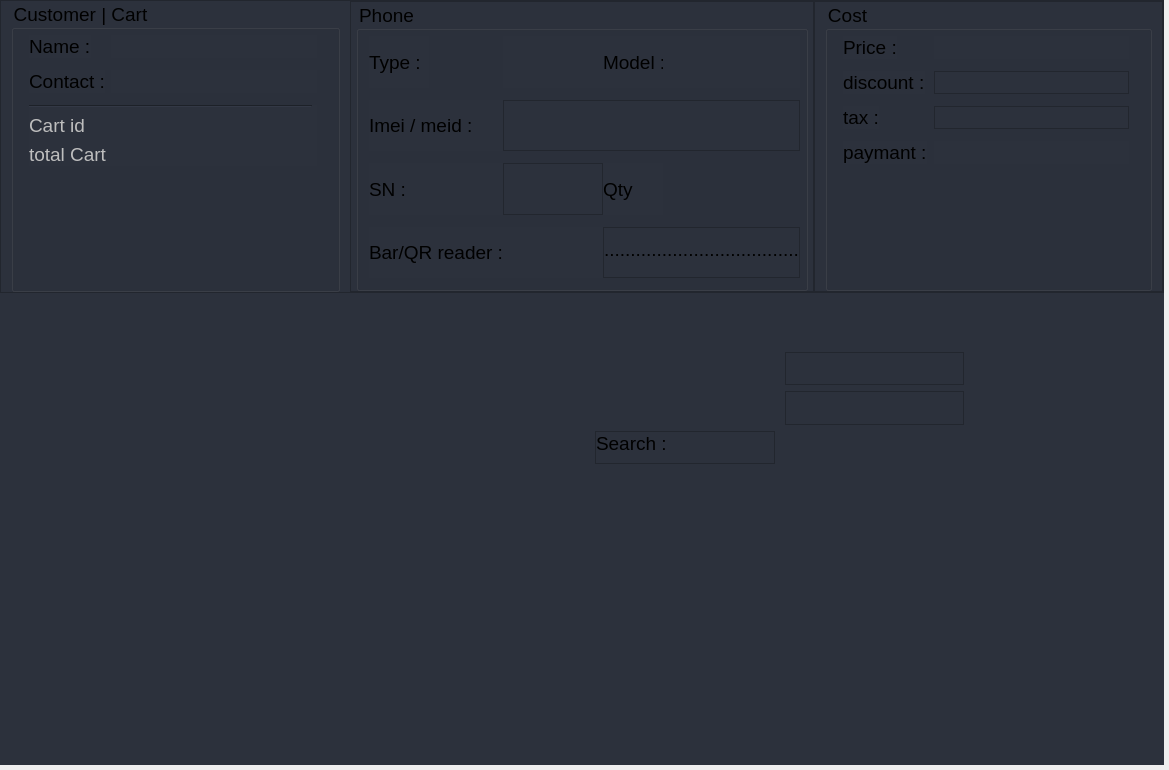
Qt form gui/uis/pages/main_pages.ui (kusiLaw/laky-phone-POS) before a commit.
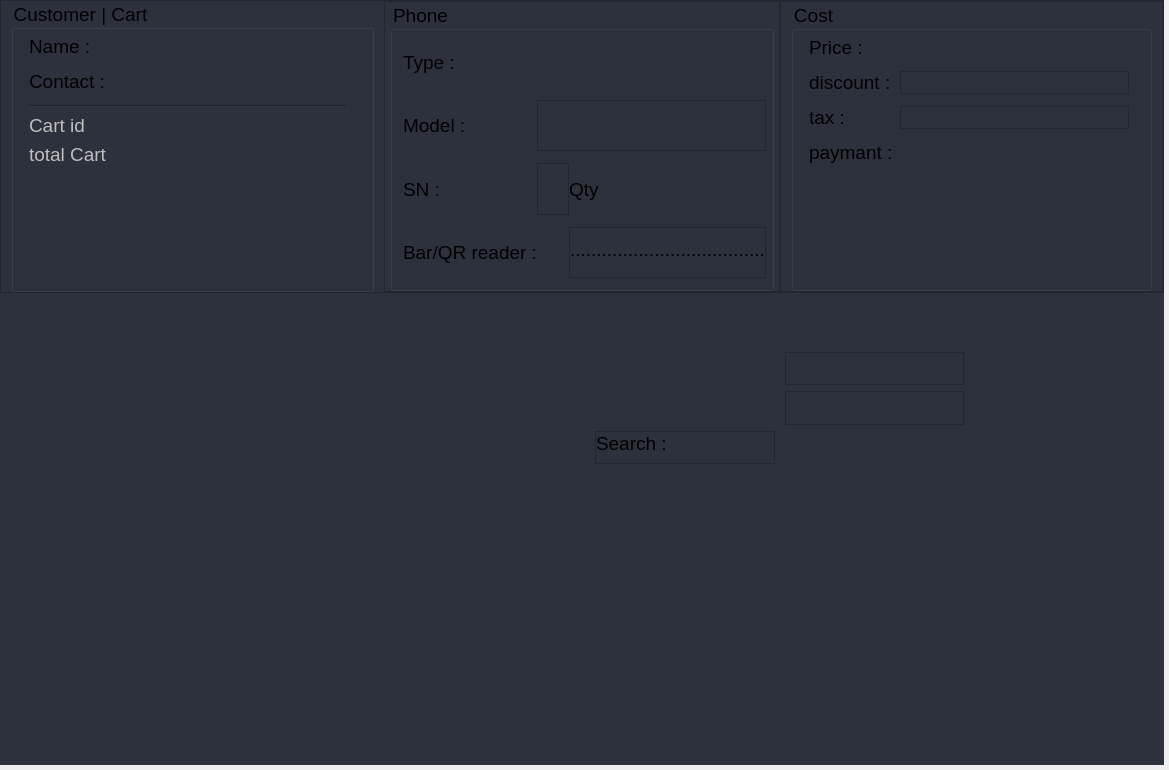
The same form after that commit. The open tabs and pages were chosen to show the change.

Commit message: phone imei form removed

```diff
--- a/gui/uis/pages/main_pages.ui
+++ b/gui/uis/pages/main_pages.ui
@@ -32,7 +32,7 @@
    <item>
     <widget class="QStackedWidget" name="pages">
      <property name="currentIndex">
-      <number>4</number>
+      <number>2</number>
      </property>
      <widget class="QWidget" name="home_page">
       <property name="font">
@@ -649,8 +649,8 @@
            <rect>
             <x>0</x>
             <y>0</y>
-            <width>934</width>
-            <height>608</height>
+            <width>1164</width>
+            <height>765</height>
            </rect>
           </property>
           <layout class="QVBoxLayout" name="verticalLayout_4">
@@ -1048,6 +1048,9 @@
                     </property>
                     <item>
                      <widget class="QGroupBox" name="phone_group">
+                      <property name="styleSheet">
+                       <string notr="true">/**background:red**/</string>
+                      </property>
                       <property name="title">
                        <string>Phone</string>
                       </property>
@@ -1070,64 +1073,9 @@
                        <property name="verticalSpacing">
                         <number>12</number>
                        </property>
-                       <item row="0" column="1">
-                        <widget class="QFrame" name="frame_22">
-                         <property name="minimumSize">
-                          <size>
-                           <width>100</width>
-                           <height>0</height>
-                          </size>
-                         </property>
-                         <property name="styleSheet">
-                          <string notr="true"/>
-                         </property>
-                         <property name="frameShape">
-                          <enum>QFrame::NoFrame</enum>
-                         </property>
-                         <property name="frameShadow">
-                          <enum>QFrame::Raised</enum>
-                         </property>
-                         <layout class="QVBoxLayout" name="phone_type_edit">
-                          <property name="spacing">
-                           <number>0</number>
-                          </property>
-                          <property name="leftMargin">
-                           <number>0</number>
-                          </property>
-                          <property name="topMargin">
-                           <number>0</number>
-                          </property>
-                          <property name="rightMargin">
-                           <number>0</number>
-                          </property>
-                          <property name="bottomMargin">
-                           <number>0</number>
-                          </property>
-                         </layout>
-                        </widget>
-                       </item>
                        <item row="2" column="0">
                         <widget class="QLabel" name="label_7">
                          <property name="text">
-                          <string>Imei / meid :</string>
-                         </property>
-                        </widget>
-                       </item>
-                       <item row="0" column="2">
-                        <widget class="QLabel" name="label_6">
-                         <property name="minimumSize">
-                          <size>
-                           <width>60</width>
-                           <height>0</height>
-                          </size>
-                         </property>
-                         <property name="maximumSize">
-                          <size>
-                           <width>60</width>
-                           <height>16777215</height>
-                          </size>
-                         </property>
-                         <property name="text">
                           <string>Model :</string>
                          </property>
                         </widget>
@@ -1153,47 +1101,11 @@
                        </item>
                        <item row="2" column="1" colspan="3">
                         <widget class="QFrame" name="frame_9">
+                         <property name="styleSheet">
+                          <string notr="true">/**background:green**/</string>
+                         </property>
                          <property name="frameShape">
                           <enum>QFrame::StyledPanel</enum>
-                         </property>
-                         <property name="frameShadow">
-                          <enum>QFrame::Raised</enum>
-                         </property>
-                         <layout class="QVBoxLayout" name="phone_imei_edit">
-                          <property name="spacing">
-                           <number>0</number>
-                          </property>
-                          <property name="leftMargin">
-                           <number>0</number>
-                          </property>
-                          <property name="topMargin">
-                           <number>0</number>
-                          </property>
-                          <property name="rightMargin">
-                           <number>0</number>
-                          </property>
-                          <property name="bottomMargin">
-                           <number>0</number>
-                          </property>
-                         </layout>
-                        </widget>
-                       </item>
-                       <item row="0" column="3">
-                        <widget class="QFrame" name="frame_24">
-                         <property name="minimumSize">
-                          <size>
-                           <width>100</width>
-                           <height>0</height>
-                          </size>
-                         </property>
-                         <property name="maximumSize">
-                          <size>
-                           <width>16777215</width>
-                           <height>16777215</height>
-                          </size>
-                         </property>
-                         <property name="frameShape">
-                          <enum>QFrame::NoFrame</enum>
                          </property>
                          <property name="frameShadow">
                           <enum>QFrame::Raised</enum>
@@ -1341,6 +1253,42 @@
                          </layout>
                         </widget>
                        </item>
+                       <item row="0" column="1" colspan="3">
+                        <widget class="QFrame" name="frame_22">
+                         <property name="minimumSize">
+                          <size>
+                           <width>100</width>
+                           <height>0</height>
+                          </size>
+                         </property>
+                         <property name="styleSheet">
+                          <string notr="true">/**background:green**/</string>
+                         </property>
+                         <property name="frameShape">
+                          <enum>QFrame::NoFrame</enum>
+                         </property>
+                         <property name="frameShadow">
+                          <enum>QFrame::Raised</enum>
+                         </property>
+                         <layout class="QVBoxLayout" name="phone_type_edit">
+                          <property name="spacing">
+                           <number>0</number>
+                          </property>
+                          <property name="leftMargin">
+                           <number>0</number>
+                          </property>
+                          <property name="topMargin">
+                           <number>0</number>
+                          </property>
+                          <property name="rightMargin">
+                           <number>0</number>
+                          </property>
+                          <property name="bottomMargin">
+                           <number>0</number>
+                          </property>
+                         </layout>
+                        </widget>
+                       </item>
                       </layout>
                      </widget>
                     </item>
```
The commit also changes 4 other files.
